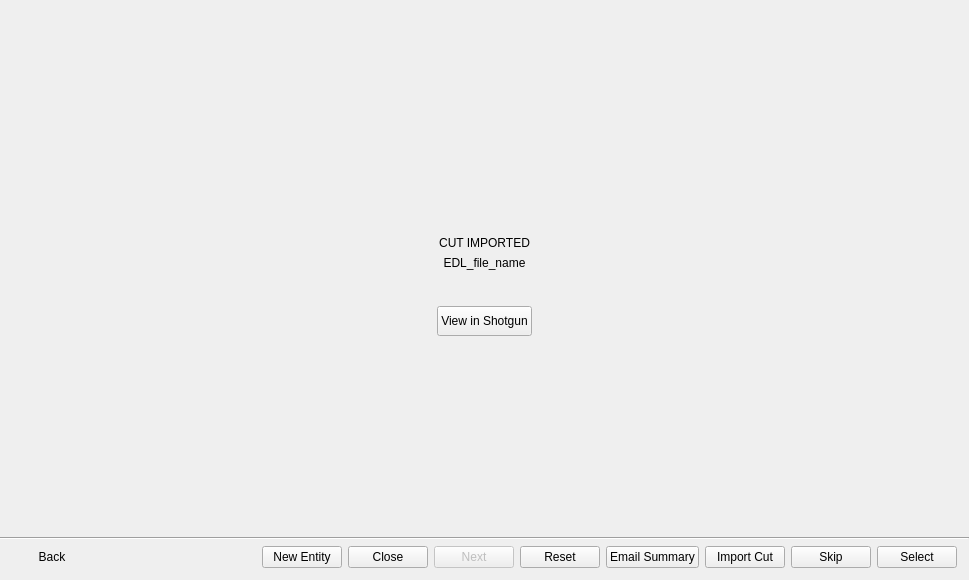
Old version of the form resources/dialog.ui in the repository shotgunsoftware/tk-multi-importcut.
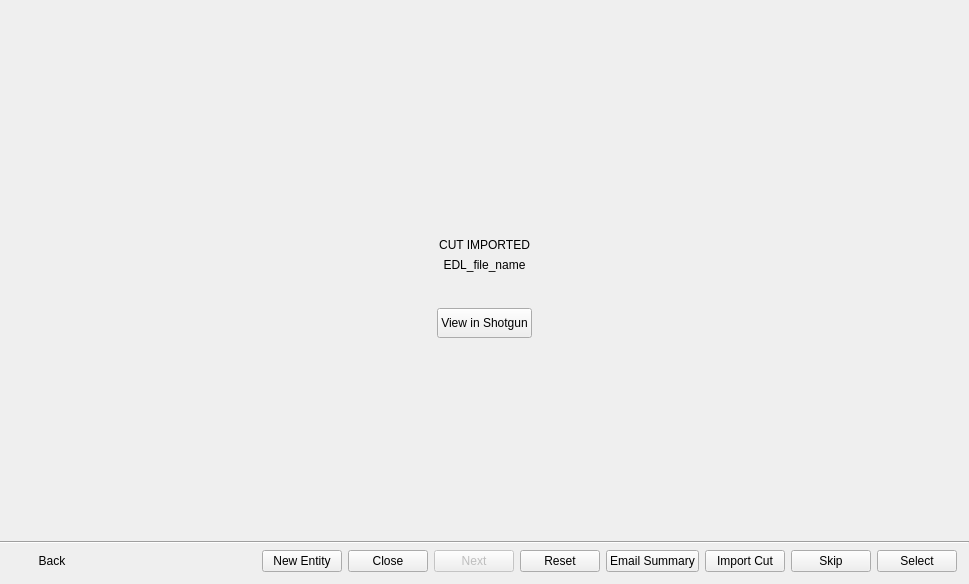
New version of the form. Icons and pictures are not drawn. Custom widgets are drawn as their Qt base class.

Commit message: Sets Project and Sequence card widget description labels to be elided.

Diff of the .ui file:
```diff
--- a/resources/dialog.ui
+++ b/resources/dialog.ui
@@ -7,7 +7,7 @@
     <x>0</x>
     <y>0</y>
     <width>969</width>
-    <height>580</height>
+    <height>584</height>
    </rect>
   </property>
   <property name="windowTitle">
```
The commit also changes 7 other files.
